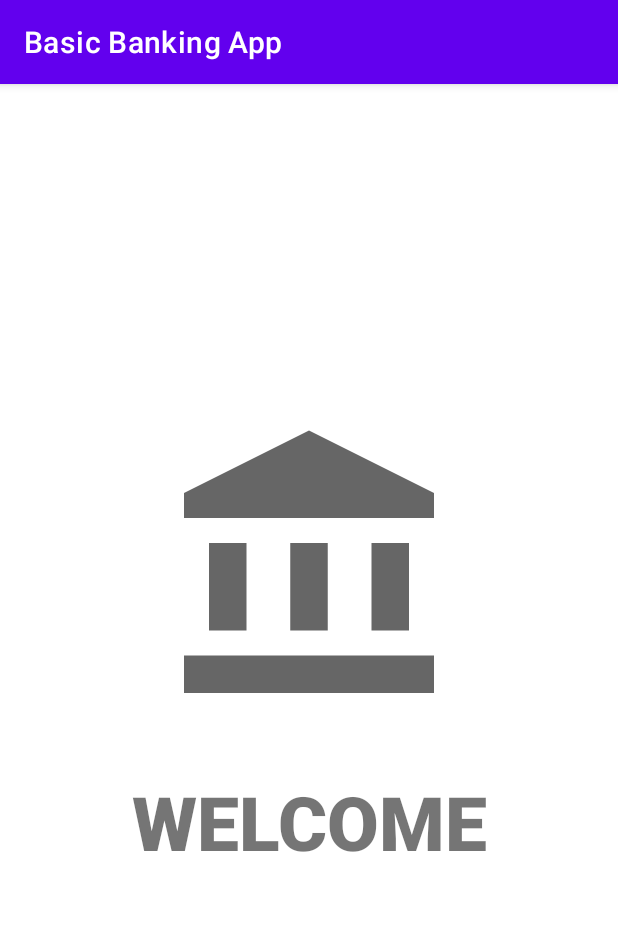
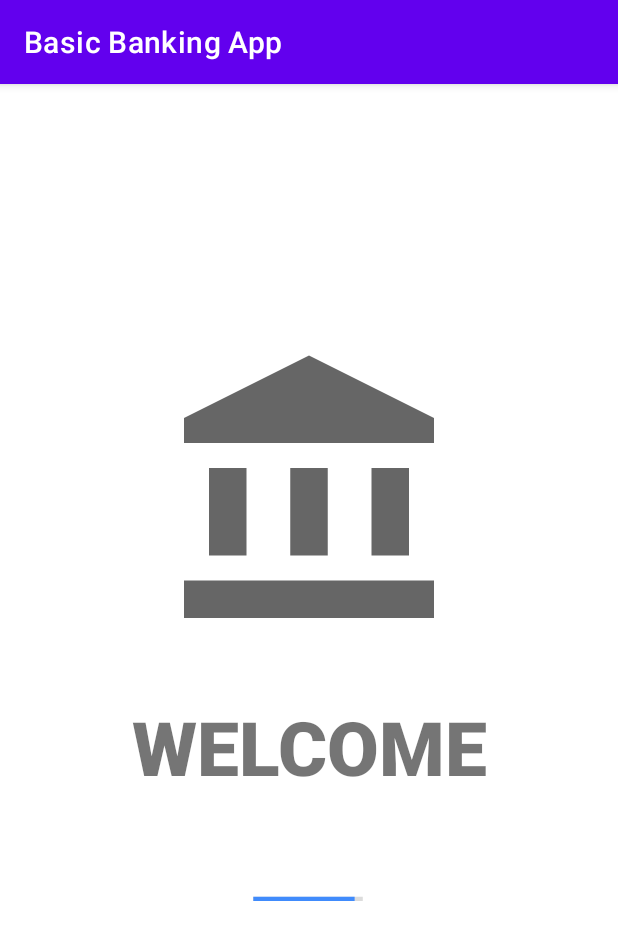
Before and after one commit to Crackmindedsk/BasicBankApp, an Android app: the first screen one second after launch (MainActivity), on a phone screen of 412 x 824 dp. Shown: the top 940 px of the screen. Run offline under Robolectric (Android 15) with nearby library versions, the phone set to English and light mode, and no system bars.

Commit message:
final product

```diff
--- a/app/src/main/java/sharlene/work/basicbankingapp/MainActivity.kt
+++ b/app/src/main/java/sharlene/work/basicbankingapp/MainActivity.kt
@@ -19,6 +19,6 @@ class MainActivity : AppCompatActivity() {
     }
 
     companion object {
-        private const val SPLASH_TIME_OUT = 1000
+        private const val SPLASH_TIME_OUT = 3000
     }
 }
--- a/app/src/main/java/sharlene/work/basicbankingapp/RecieverActivity.kt
+++ b/app/src/main/java/sharlene/work/basicbankingapp/RecieverActivity.kt
@@ -95,7 +95,6 @@ class RecieverActivity : AppCompatActivity() {
             BankDbHelper(this).update(Email!!, remainingAmt.toString())
             BankDbHelper(this).insertTransferData(Name, recieverName!!, transferAmt!!, "SUCCESSFUL")
             Toast.makeText(this, "Transaction Successful", Toast.LENGTH_SHORT).show()
-            //successfull splash
             val intent=Intent(this,TransactionSuccessActivity::class.java)
             startActivity(intent)
             finish()
--- a/app/src/main/res/layout/activity_main.xml
+++ b/app/src/main/res/layout/activity_main.xml
@@ -2,6 +2,7 @@
 <RelativeLayout
     xmlns:android="http://schemas.android.com/apk/res/android"
     xmlns:tools="http://schemas.android.com/tools"
+    xmlns:app="http://schemas.android.com/apk/res-auto"
     android:layout_width="match_parent"
     android:layout_height="match_parent"
     tools:context=".MainActivity"
@@ -27,5 +28,20 @@
         android:fontFamily="sans-serif-medium"
         android:id="@+id/welcome"
         android:layout_below="@id/bank"/>
+    <com.airbnb.lottie.LottieAnimationView
+        android:layout_height="100dp"
+        android:layout_width="match_parent"
+        android:id="@+id/success_animation"
+        app:layout_constraintBottom_toTopOf="parent"
+        app:layout_constraintEnd_toStartOf="parent"
+        app:layout_constraintStart_toStartOf="parent"
+        app:layout_constraintTop_toTopOf="parent"
+        app:lottie_autoPlay="true"
+        app:lottie_loop="true"
+        app:lottie_rawRes="@raw/loading"
+        android:layout_below="@id/welcome"
+        android:layout_gravity="center">
+
+    </com.airbnb.lottie.LottieAnimationView>
 
 </RelativeLayout>
```
